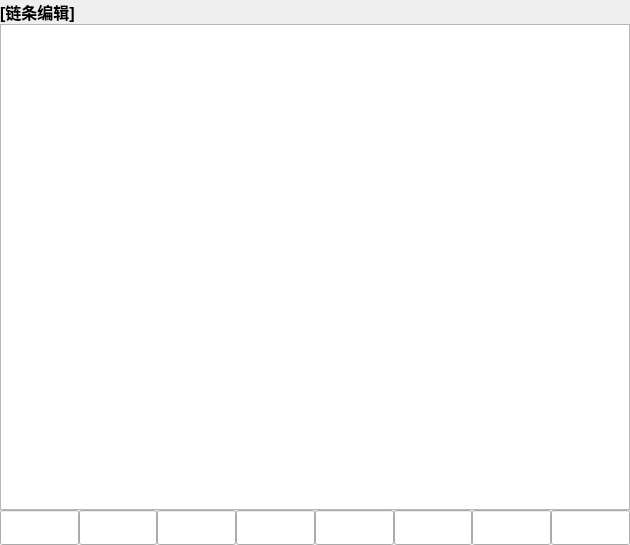
The window that frm/Frm_chainProcessingClass.ui (lvxiaowei/linux_lcCode) describes before a commit, drawn with Qt 5.
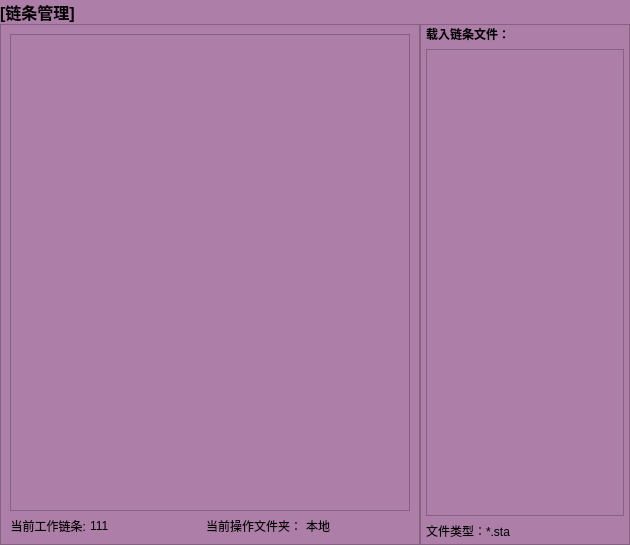
The same window after the commit.

Commit message: 新增功能：软件支持链条文件通过u盘进行拷贝操作

```diff
--- a/frm/Frm_chainProcessingClass.ui
+++ b/frm/Frm_chainProcessingClass.ui
@@ -13,6 +13,9 @@
   <property name="windowTitle">
    <string>Form</string>
   </property>
+  <property name="styleSheet">
+   <string notr="true">background-color: rgb(173, 127, 168);</string>
+  </property>
   <layout class="QGridLayout" name="gridLayout_3">
    <property name="leftMargin">
     <number>0</number>
@@ -39,7 +42,7 @@
       </font>
      </property>
      <property name="text">
-      <string>[链条编辑]</string>
+      <string>[链条管理]</string>
      </property>
     </widget>
    </item>
@@ -48,6 +51,147 @@
      <property name="currentIndex">
       <number>0</number>
      </property>
+     <widget class="QWidget" name="page_3">
+      <layout class="QHBoxLayout" name="horizontalLayout_3" stretch="2,1">
+       <property name="spacing">
+        <number>0</number>
+       </property>
+       <property name="leftMargin">
+        <number>0</number>
+       </property>
+       <property name="topMargin">
+        <number>0</number>
+       </property>
+       <property name="rightMargin">
+        <number>0</number>
+       </property>
+       <property name="bottomMargin">
+        <number>0</number>
+       </property>
+       <item>
+        <widget class="QFrame" name="frame">
+         <property name="frameShape">
+          <enum>QFrame::StyledPanel</enum>
+         </property>
+         <property name="frameShadow">
+          <enum>QFrame::Raised</enum>
+         </property>
+         <layout class="QGridLayout" name="gridLayout_7" rowstretch="0,0">
+          <item row="0" column="0">
+           <widget class="QTableWidget" name="m_tabChainManage">
+            <attribute name="horizontalHeaderStretchLastSection">
+             <bool>true</bool>
+            </attribute>
+            <attribute name="verticalHeaderVisible">
+             <bool>false</bool>
+            </attribute>
+           </widget>
+          </item>
+          <item row="1" column="0">
+           <layout class="QHBoxLayout" name="horizontalLayout_2">
+            <property name="spacing">
+             <number>4</number>
+            </property>
+            <item>
+             <widget class="QLabel" name="label_14">
+              <property name="sizePolicy">
+               <sizepolicy hsizetype="Fixed" vsizetype="Preferred">
+                <horstretch>0</horstretch>
+                <verstretch>0</verstretch>
+               </sizepolicy>
+              </property>
+              <property name="text">
+               <string>当前工作链条:</string>
+              </property>
+              <property name="alignment">
+               <set>Qt::AlignRight|Qt::AlignTrailing|Qt::AlignVCenter</set>
+              </property>
+             </widget>
+            </item>
+            <item>
+             <widget class="QLabel" name="m_labWorkChain">
+              <property name="text">
+               <string>111</string>
+              </property>
+             </widget>
+            </item>
+            <item>
+             <widget class="QLabel" name="label_15">
+              <property name="text">
+               <string>当前操作文件夹：</string>
+              </property>
+              <property name="alignment">
+               <set>Qt::AlignRight|Qt::AlignTrailing|Qt::AlignVCenter</set>
+              </property>
+             </widget>
+            </item>
+            <item>
+             <widget class="QLabel" name="m_labCurentOperForder">
+              <property name="text">
+               <string>本地</string>
+              </property>
+             </widget>
+            </item>
+           </layout>
+          </item>
+         </layout>
+        </widget>
+       </item>
+       <item>
+        <widget class="QFrame" name="m_frmUsb">
+         <property name="frameShape">
+          <enum>QFrame::StyledPanel</enum>
+         </property>
+         <property name="frameShadow">
+          <enum>QFrame::Raised</enum>
+         </property>
+         <layout class="QGridLayout" name="gridLayout_5">
+          <property name="leftMargin">
+           <number>5</number>
+          </property>
+          <property name="topMargin">
+           <number>0</number>
+          </property>
+          <property name="rightMargin">
+           <number>5</number>
+          </property>
+          <property name="bottomMargin">
+           <number>4</number>
+          </property>
+          <item row="0" column="0" colspan="2">
+           <widget class="QLabel" name="label_12">
+            <property name="font">
+             <font>
+              <weight>75</weight>
+              <bold>true</bold>
+             </font>
+            </property>
+            <property name="text">
+             <string>载入链条文件：</string>
+            </property>
+           </widget>
+          </item>
+          <item row="1" column="0" colspan="2">
+           <widget class="QTreeView" name="m_treeFile"/>
+          </item>
+          <item row="2" column="0">
+           <widget class="QLabel" name="label_13">
+            <property name="font">
+             <font>
+              <weight>50</weight>
+              <bold>false</bold>
+             </font>
+            </property>
+            <property name="text">
+             <string>文件类型：*.sta</string>
+            </property>
+           </widget>
+          </item>
+         </layout>
+        </widget>
+       </item>
+      </layout>
+     </widget>
      <widget class="QWidget" name="page">
       <layout class="QGridLayout" name="gridLayout_2">
        <property name="leftMargin">
@@ -65,25 +209,6 @@
        <property name="spacing">
         <number>0</number>
        </property>
-       <item row="0" column="0">
-        <widget class="QTreeWidget" name="m_chainTree">
-         <property name="font">
-          <font>
-           <pointsize>10</pointsize>
-           <weight>50</weight>
-           <bold>false</bold>
-          </font>
-         </property>
-         <attribute name="headerVisible">
-          <bool>false</bool>
-         </attribute>
-         <column>
-          <property name="text">
-           <string>New Column</string>
-          </property>
-         </column>
-        </widget>
-       </item>
        <item row="1" column="0">
         <layout class="QHBoxLayout" name="horizontalLayout">
          <item>
@@ -225,6 +350,25 @@
          </item>
         </layout>
        </item>
+       <item row="0" column="0">
+        <widget class="QTreeWidget" name="m_chainTree">
+         <property name="font">
+          <font>
+           <pointsize>10</pointsize>
+           <weight>50</weight>
+           <bold>false</bold>
+          </font>
+         </property>
+         <attribute name="headerVisible">
+          <bool>false</bool>
+         </attribute>
+         <column>
+          <property name="text">
+           <string>New Column</string>
+          </property>
+         </column>
+        </widget>
+       </item>
       </layout>
      </widget>
      <widget class="QWidget" name="page_2">
```
Left out of the diff: 6 changed lines with no effect on the pictures. The commit also changes 6 other files.
